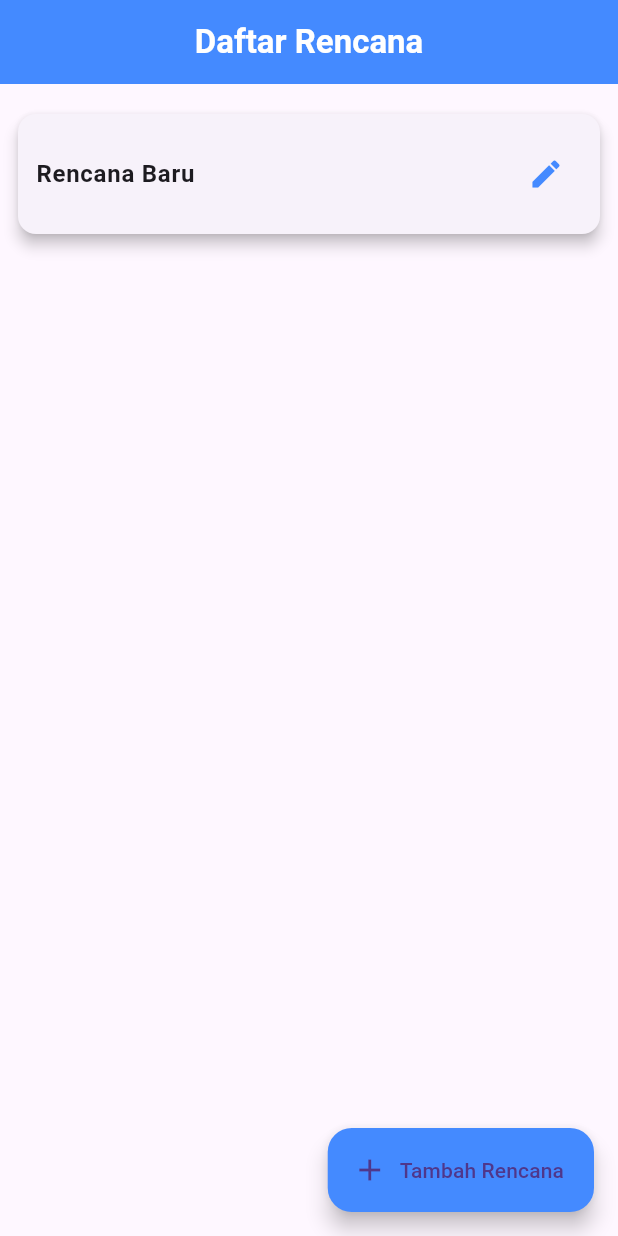
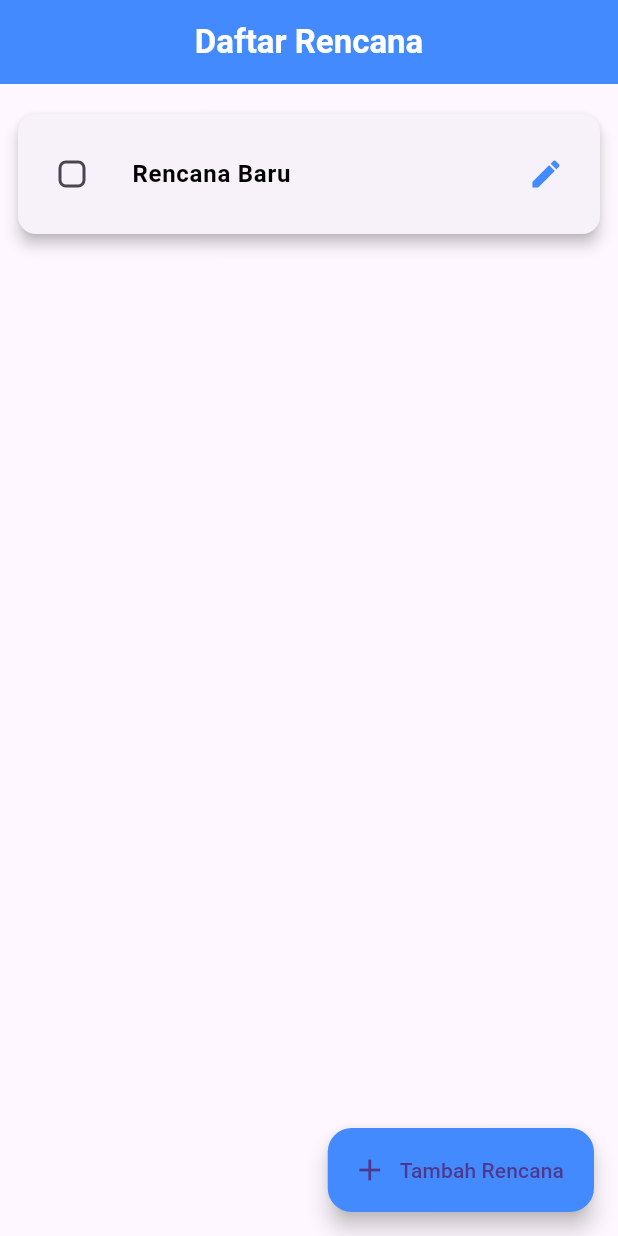
Before and after one commit to kaedehara2/master_plan2, a Flutter app: the screen it shows after launch, after a tap on "Tambah Rencana", on a phone screen of 412 x 824 dp. Run offline on Flutter 3.47's test engine with Material 3 defaults, Android fonts, the phone set to English and light mode, and no system bars.

Commit message:
update UI Penambahan Checklist

```diff
--- a/lib/models/plan.dart
+++ b/lib/models/plan.dart
@@ -3,10 +3,15 @@ import 'task.dart';
 class Plan {
   String _name; // Gunakan private variable agar lebih aman
   final List<Task> tasks; // Jika ada daftar tugas
+  bool _isCompleted; // Tambahkan properti ceklis
 
-  Plan({required String name, List<Task>? tasks})
-      : _name = name,
-        tasks = tasks ?? [];
+  Plan({
+    required String name,
+    List<Task>? tasks,
+    bool isCompleted = false, // Default tidak dicentang
+  })  : _name = name,
+        tasks = tasks ?? [],
+        _isCompleted = isCompleted;
 
   // Getter untuk name
   String get name => _name;
@@ -16,11 +21,19 @@ class Plan {
     _name = newName;
   }
 
+  // Getter dan Setter untuk isCompleted
+  bool get isCompleted => _isCompleted;
+
+  set isCompleted(bool value) {
+    _isCompleted = value;
+  }
+
   // Gunakan copyWith untuk update yang lebih aman
-  Plan copyWith({String? name, List<Task>? tasks}) {
+  Plan copyWith({String? name, List<Task>? tasks, bool? isCompleted}) {
     return Plan(
       name: name ?? _name,
       tasks: tasks ?? this.tasks,
+      isCompleted: isCompleted ?? _isCompleted, // Perbarui isCompleted jika ada perubahan
     );
   }
 }
--- a/lib/views/plan_screen.dart
+++ b/lib/views/plan_screen.dart
@@ -37,9 +37,24 @@ class PlanScreen extends StatelessWidget {
                       ),
                       child: ListTile(
                         contentPadding: const EdgeInsets.all(12),
+                        leading: Checkbox(
+                          value: plan.isCompleted,
+                          onChanged: (value) {
+                            planProvider.toggleComplete(index);
+                          },
+                          activeColor: Colors.green,
+                          shape: RoundedRectangleBorder(
+                            borderRadius: BorderRadius.circular(5),
+                          ),
+                        ),
                         title: Text(
                           plan.name,
-                          style: const TextStyle(fontSize: 16, fontWeight: FontWeight.w600),
+                          style: TextStyle(
+                            fontSize: 16,
+                            fontWeight: FontWeight.w600,
+                            decoration: plan.isCompleted ? TextDecoration.lineThrough : null,
+                            color: plan.isCompleted ? Colors.grey : Colors.black,
+                          ),
                         ),
                         trailing: IconButton(
                           icon: const Icon(Icons.edit, color: Colors.blueAccent),
```
Also changed, not shown: lib/providers/plan_provider.dart (+12 -6 lines).
